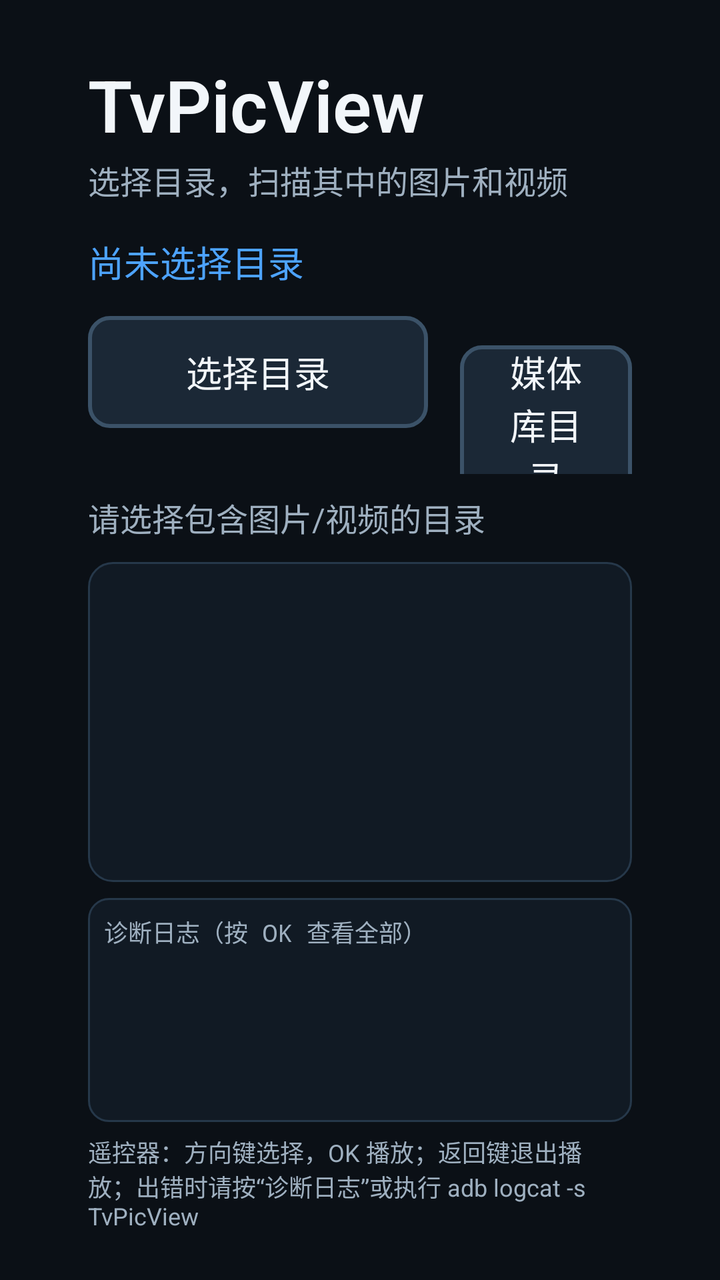
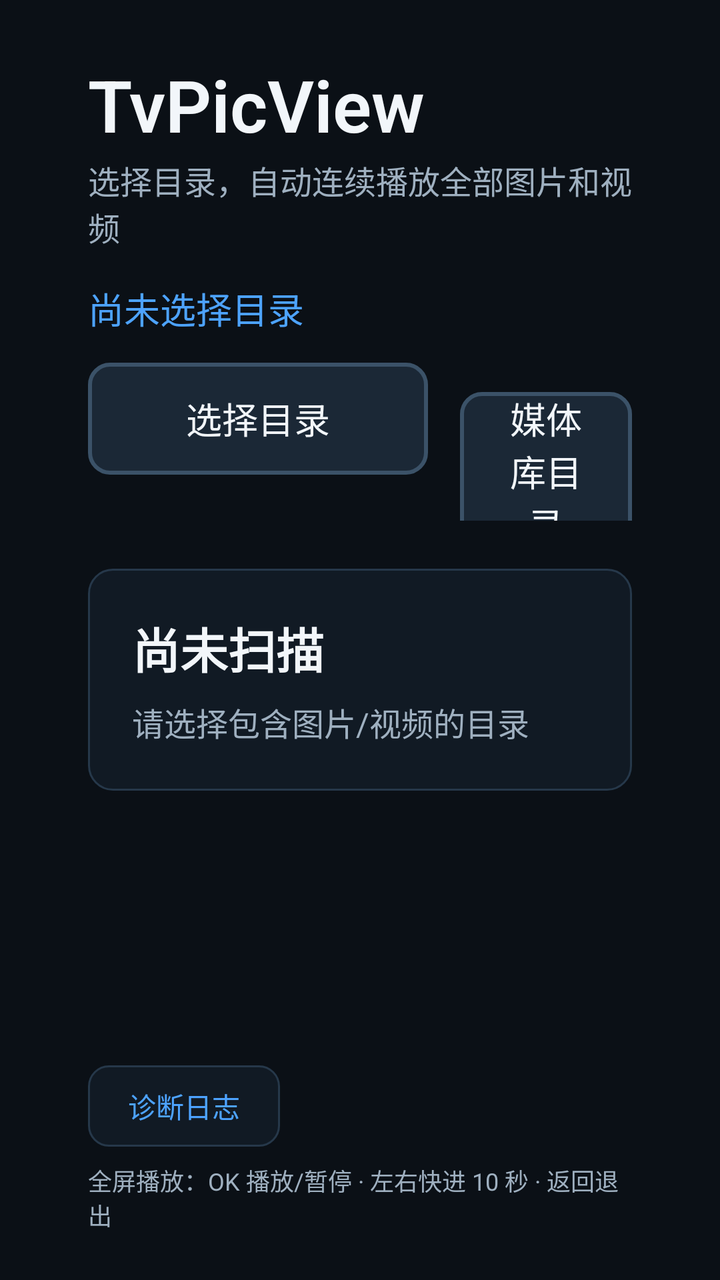

Screens rendered from an Android XML layout before and after an edit, with the pre-edit source and the edit as a unified diff.
<!-- AndroidManifest.xml: application theme AppTheme -->
<!-- res/layout/activity_main.xml -->
<?xml version="1.0" encoding="utf-8"?>
<LinearLayout xmlns:android="http://schemas.android.com/apk/res/android"
    android:layout_width="match_parent"
    android:layout_height="match_parent"
    android:background="@color/bg"
    android:keepScreenOn="true"
    android:orientation="vertical"
    android:paddingStart="44dp"
    android:paddingTop="28dp"
    android:paddingEnd="44dp"
    android:paddingBottom="24dp">

    <TextView
        android:layout_width="wrap_content"
        android:layout_height="wrap_content"
        android:fontFamily="sans-serif-light"
        android:text="@string/app_name"
        android:textColor="@color/text_primary"
        android:textSize="36sp"
        android:textStyle="bold" />

    <TextView
        android:layout_width="wrap_content"
        android:layout_height="wrap_content"
        android:layout_marginTop="2dp"
        android:text="@string/subtitle"
        android:textColor="@color/text_secondary"
        android:textSize="16sp" />

    <TextView
        android:id="@+id/pathView"
        android:layout_width="match_parent"
        android:layout_height="wrap_content"
        android:layout_marginTop="16dp"
        android:ellipsize="middle"
        android:maxLines="2"
        android:text="@string/no_directory"
        android:textColor="@color/accent"
        android:textSize="18sp" />

    <LinearLayout
        android:layout_width="match_parent"
        android:layout_height="wrap_content"
        android:layout_marginTop="14dp"
        android:orientation="horizontal">

        <Button
            android:id="@+id/pickButton"
            style="@style/TvButton"
            android:layout_width="wrap_content"
            android:layout_height="wrap_content"
            android:nextFocusDown="@id/resultList"
            android:nextFocusRight="@id/mediaButton"
            android:text="@string/pick_directory" />

        <Button
            android:id="@+id/mediaButton"
            style="@style/TvButton"
            android:layout_width="wrap_content"
            android:layout_height="wrap_content"
            android:layout_marginStart="16dp"
            android:nextFocusDown="@id/resultList"
            android:nextFocusLeft="@id/pickButton"
            android:nextFocusRight="@id/playButton"
            android:text="@string/media_directory" />

        <Button
            android:id="@+id/playButton"
            style="@style/TvButton"
            android:layout_width="wrap_content"
            android:layout_height="wrap_content"
            android:layout_marginStart="16dp"
            android:nextFocusDown="@id/resultList"
            android:nextFocusLeft="@id/mediaButton"
            android:text="@string/play" />
    </LinearLayout>

    <TextView
        android:id="@+id/statusView"
        android:layout_width="match_parent"
        android:layout_height="wrap_content"
        android:layout_marginTop="10dp"
        android:minHeight="24dp"
        android:text="@string/select_hint"
        android:textColor="@color/text_secondary"
        android:textSize="16sp" />

    <ListView
        android:id="@+id/resultList"
        android:layout_width="match_parent"
        android:layout_height="0dp"
        android:layout_marginTop="10dp"
        android:layout_weight="1"
        android:background="@drawable/panel_bg"
        android:clipToPadding="false"
        android:divider="@color/divider"
        android:dividerHeight="1dp"
        android:focusable="true"
        android:listSelector="@drawable/list_selector"
        android:nextFocusDown="@id/logView"
        android:nextFocusUp="@id/playButton"
        android:padding="8dp"
        android:scrollbars="vertical" />

    <TextView
        android:id="@+id/logView"
        android:layout_width="match_parent"
        android:layout_height="112dp"
        android:layout_marginTop="8dp"
        android:background="@drawable/log_bg"
        android:clickable="true"
        android:focusable="true"
        android:fontFamily="monospace"
        android:gravity="top|start"
        android:nextFocusDown="@id/pickButton"
        android:nextFocusUp="@id/resultList"
        android:padding="8dp"
        android:scrollbars="vertical"
        android:text="@string/diagnostics_title"
        android:textColor="@color/text_secondary"
        android:textSize="12sp" />

    <TextView
        android:layout_width="match_parent"
        android:layout_height="wrap_content"
        android:layout_marginTop="6dp"
        android:text="@string/hint"
        android:textColor="@color/text_secondary"
        android:textSize="12sp" />

</LinearLayout>
<!-- resources referenced by this layout -->
<resources>
  <color name="accent">#4DA3FF</color>
  <color name="bg">#0B1016</color>
  <color name="divider">#22303C</color>
  <color name="text_primary">#F2F6FA</color>
  <color name="text_secondary">#9FB0C0</color>
  <!-- drawable list_selector (drawable) -->
  <?xml version="1.0" encoding="utf-8"?>
  <selector xmlns:android="http://schemas.android.com/apk/res/android">
      <item android:state_focused="true">
          <shape android:shape="rectangle">
              <solid android:color="@color/list_focus" />
              <corners android:radius="6dp" />
          </shape>
      </item>
      <item android:state_pressed="true">
          <shape android:shape="rectangle">
              <solid android:color="@color/list_focus" />
              <corners android:radius="6dp" />
          </shape>
      </item>
      <item android:drawable="@android:color/transparent" />
  </selector>
  <!-- drawable log_bg (drawable) -->
  <?xml version="1.0" encoding="utf-8"?>
  <selector xmlns:android="http://schemas.android.com/apk/res/android">
      <item android:state_focused="true">
          <shape android:shape="rectangle">
              <solid android:color="@color/panel" />
              <corners android:radius="10dp" />
              <stroke android:width="2dp" android:color="@color/accent" />
          </shape>
      </item>
      <item>
          <shape android:shape="rectangle">
              <solid android:color="@color/panel" />
              <corners android:radius="10dp" />
              <stroke android:width="1dp" android:color="@color/panel_border" />
          </shape>
      </item>
  </selector>
  <!-- drawable panel_bg (drawable) -->
  <?xml version="1.0" encoding="utf-8"?>
  <shape xmlns:android="http://schemas.android.com/apk/res/android" android:shape="rectangle">
      <solid android:color="@color/panel" />
      <corners android:radius="12dp" />
      <stroke android:width="1dp" android:color="@color/panel_border" />
  </shape>
  <string name="app_name">TvPicView</string>
  <string name="diagnostics_title">诊断日志（按 OK 查看全部）</string>
  <string name="hint">遥控器：方向键选择，OK 播放；返回键退出播放；出错时请按“诊断日志”或执行 adb logcat -s TvPicView</string>
  <string name="media_directory">媒体库目录</string>
  <string name="no_directory">尚未选择目录</string>
  <string name="pick_directory">选择目录</string>
  <string name="play">播放</string>
  <string name="select_hint">请选择包含图片/视频的目录</string>
  <string name="subtitle">选择目录，扫描其中的图片和视频</string>
  <style name="TvButton" parent="@android:style/Widget.Material.Button">
          <item name="android:background">@drawable/btn_bg</item>
          <item name="android:backgroundTint">@null</item>
          <item name="android:textColor">@color/btn_text</item>
          <item name="android:textSize">18sp</item>
          <item name="android:textAllCaps">false</item>
          <item name="android:minWidth">170dp</item>
          <item name="android:minHeight">56dp</item>
          <item name="android:paddingLeft">20dp</item>
          <item name="android:paddingRight">20dp</item>
          <item name="android:stateListAnimator">@null</item>
          <item name="android:focusable">true</item>
      </style>
  <style name="AppTheme" parent="@android:style/Theme.Material.NoActionBar">
          <item name="android:windowBackground">@color/bg</item>
          <item name="android:colorAccent">@color/accent</item>
          <item name="android:fontFamily">sans-serif</item>
          <item name="android:windowNoTitle">true</item>
      </style>
  <color name="list_focus">#234A6E</color>
  <color name="panel">#111A24</color>
  <color name="panel_border">#26384A</color>
  <color name="accent_focus">#5CB4FF</color>
  <color name="button_normal">#1B2836</color>
  <color name="button_border">#3B5268</color>
  <!-- unchanged entries left out for length: 1 -->
</resources>

<!-- the commit's change to res/layout/activity_main.xml (unified diff, before → after) -->
@@ -49,7 +49,7 @@
             style="@style/TvButton"
             android:layout_width="wrap_content"
             android:layout_height="wrap_content"
-            android:nextFocusDown="@id/resultList"
+            android:nextFocusDown="@id/logButton"
             android:nextFocusRight="@id/mediaButton"
             android:text="@string/pick_directory" />
 
@@ -59,7 +59,7 @@
             android:layout_width="wrap_content"
             android:layout_height="wrap_content"
             android:layout_marginStart="16dp"
-            android:nextFocusDown="@id/resultList"
+            android:nextFocusDown="@id/logButton"
             android:nextFocusLeft="@id/pickButton"
             android:nextFocusRight="@id/playButton"
             android:text="@string/media_directory" />
@@ -70,61 +70,76 @@
             android:layout_width="wrap_content"
             android:layout_height="wrap_content"
             android:layout_marginStart="16dp"
-            android:nextFocusDown="@id/resultList"
+            android:nextFocusDown="@id/logButton"
             android:nextFocusLeft="@id/mediaButton"
+            android:nextFocusRight="@id/settingsButton"
             android:text="@string/play" />
+
+        <Button
+            android:id="@+id/settingsButton"
+            style="@style/TvButton"
+            android:layout_width="wrap_content"
+            android:layout_height="wrap_content"
+            android:layout_marginStart="16dp"
+            android:nextFocusDown="@id/logButton"
+            android:nextFocusLeft="@id/playButton"
+            android:text="@string/settings" />
     </LinearLayout>
 
-    <TextView
-        android:id="@+id/statusView"
+    <LinearLayout
         android:layout_width="match_parent"
         android:layout_height="wrap_content"
-        android:layout_marginTop="10dp"
-        android:minHeight="24dp"
-        android:text="@string/select_hint"
-        android:textColor="@color/text_secondary"
-        android:textSize="16sp" />
+        android:layout_marginTop="24dp"
+        android:background="@drawable/panel_bg"
+        android:orientation="vertical"
+        android:padding="22dp">
 
-    <ListView
-        android:id="@+id/resultList"
+        <TextView
+            android:id="@+id/countView"
+            android:layout_width="match_parent"
+            android:layout_height="wrap_content"
+            android:text="@string/not_scanned"
+            android:textColor="@color/text_primary"
+            android:textSize="24sp"
+            android:textStyle="bold" />
+
+        <TextView
+            android:id="@+id/statusView"
+            android:layout_width="match_parent"
+            android:layout_height="wrap_content"
+            android:layout_marginTop="8dp"
+            android:minHeight="24dp"
+            android:text="@string/select_hint"
+            android:textColor="@color/text_secondary"
+            android:textSize="16sp" />
+    </LinearLayout>
+
+    <Space
         android:layout_width="match_parent"
         android:layout_height="0dp"
-        android:layout_marginTop="10dp"
-        android:layout_weight="1"
-        android:background="@drawable/panel_bg"
-        android:clipToPadding="false"
-        android:divider="@color/divider"
-        android:dividerHeight="1dp"
-        android:focusable="true"
-        android:listSelector="@drawable/list_selector"
-        android:nextFocusDown="@id/logView"
-        android:nextFocusUp="@id/playButton"
-        android:padding="8dp"
-        android:scrollbars="vertical" />
+        android:layout_weight="1" />
 
     <TextView
-        android:id="@+id/logView"
-        android:layout_width="match_parent"
-        android:layout_height="112dp"
-        android:layout_marginTop="8dp"
+        android:id="@+id/logButton"
+        android:layout_width="wrap_content"
+        android:layout_height="wrap_content"
         android:background="@drawable/log_bg"
         android:clickable="true"
         android:focusable="true"
-        android:fontFamily="monospace"
-        android:gravity="top|start"
-        android:nextFocusDown="@id/pickButton"
-        android:nextFocusUp="@id/resultList"
-        android:padding="8dp"
-        android:scrollbars="vertical"
-        android:text="@string/diagnostics_title"
-        android:textColor="@color/text_secondary"
-        android:textSize="12sp" />
+        android:nextFocusUp="@id/settingsButton"
+        android:paddingStart="20dp"
+        android:paddingTop="10dp"
+        android:paddingEnd="20dp"
+        android:paddingBottom="10dp"
+        android:text="@string/diagnostics"
+        android:textColor="@color/accent"
+        android:textSize="14sp" />
 
     <TextView
         android:layout_width="match_parent"
         android:layout_height="wrap_content"
-        android:layout_marginTop="6dp"
-        android:text="@string/hint"
+        android:layout_marginTop="8dp"
+        android:text="@string/main_hint"
         android:textColor="@color/text_secondary"
         android:textSize="12sp" />
 
<!-- resource entries referenced after the edit -->
@@ -2,26 +2,8 @@
 <resources>
   <color name="accent">#4DA3FF</color>
   <color name="bg">#0B1016</color>
-  <color name="divider">#22303C</color>
   <color name="text_primary">#F2F6FA</color>
   <color name="text_secondary">#9FB0C0</color>
-  <!-- drawable list_selector (drawable) -->
-  <?xml version="1.0" encoding="utf-8"?>
-  <selector xmlns:android="http://schemas.android.com/apk/res/android">
-      <item android:state_focused="true">
-          <shape android:shape="rectangle">
-              <solid android:color="@color/list_focus" />
-              <corners android:radius="6dp" />
-          </shape>
-      </item>
-      <item android:state_pressed="true">
-          <shape android:shape="rectangle">
-              <solid android:color="@color/list_focus" />
-              <corners android:radius="6dp" />
-          </shape>
-      </item>
-      <item android:drawable="@android:color/transparent" />
-  </selector>
   <!-- drawable log_bg (drawable) -->
   <?xml version="1.0" encoding="utf-8"?>
   <selector xmlns:android="http://schemas.android.com/apk/res/android">
@@ -48,14 +30,16 @@
       <stroke android:width="1dp" android:color="@color/panel_border" />
   </shape>
   <string name="app_name">TvPicView</string>
-  <string name="diagnostics_title">诊断日志（按 OK 查看全部）</string>
-  <string name="hint">遥控器：方向键选择，OK 播放；返回键退出播放；出错时请按“诊断日志”或执行 adb logcat -s TvPicView</string>
+  <string name="diagnostics">诊断日志</string>
+  <string name="main_hint">全屏播放：OK 播放/暂停 · 左右快进 10 秒 · 返回退出</string>
   <string name="media_directory">媒体库目录</string>
   <string name="no_directory">尚未选择目录</string>
+  <string name="not_scanned">尚未扫描</string>
   <string name="pick_directory">选择目录</string>
   <string name="play">播放</string>
   <string name="select_hint">请选择包含图片/视频的目录</string>
-  <string name="subtitle">选择目录，扫描其中的图片和视频</string>
+  <string name="settings">设置</string>
+  <string name="subtitle">选择目录，自动连续播放全部图片和视频</string>
   <style name="TvButton" parent="@android:style/Widget.Material.Button">
           <item name="android:background">@drawable/btn_bg</item>
           <item name="android:backgroundTint">@null</item>
@@ -75,7 +59,6 @@
           <item name="android:fontFamily">sans-serif</item>
           <item name="android:windowNoTitle">true</item>
       </style>
-  <color name="list_focus">#234A6E</color>
   <color name="panel">#111A24</color>
   <color name="panel_border">#26384A</color>
   <color name="accent_focus">#5CB4FF</color>
